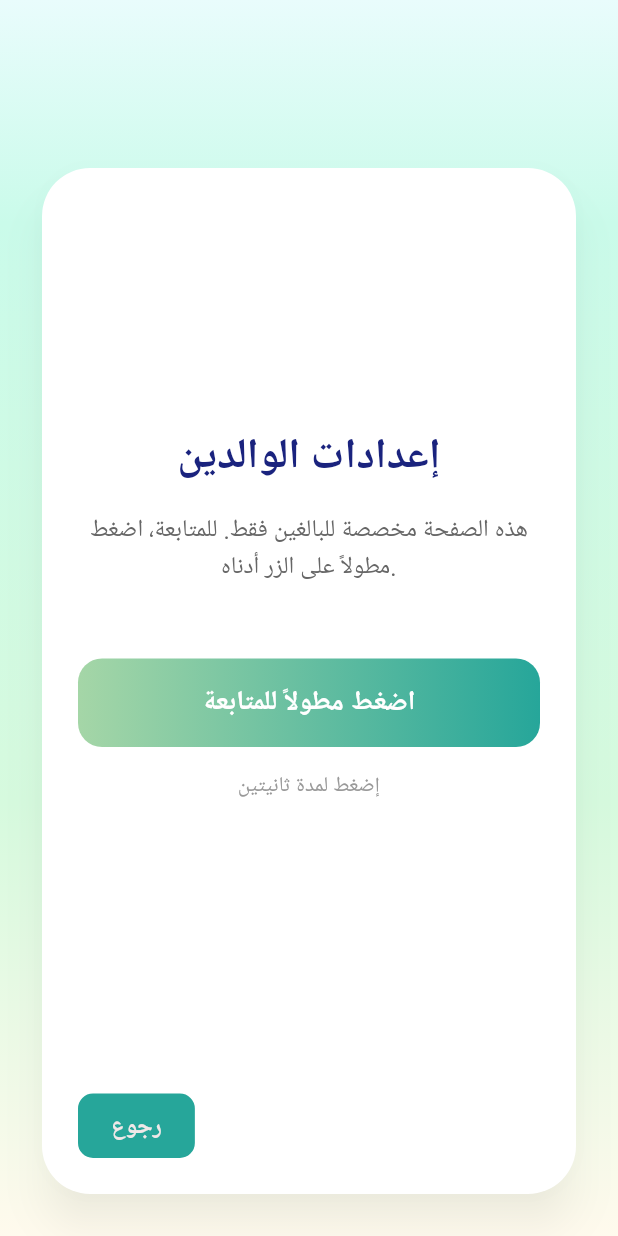
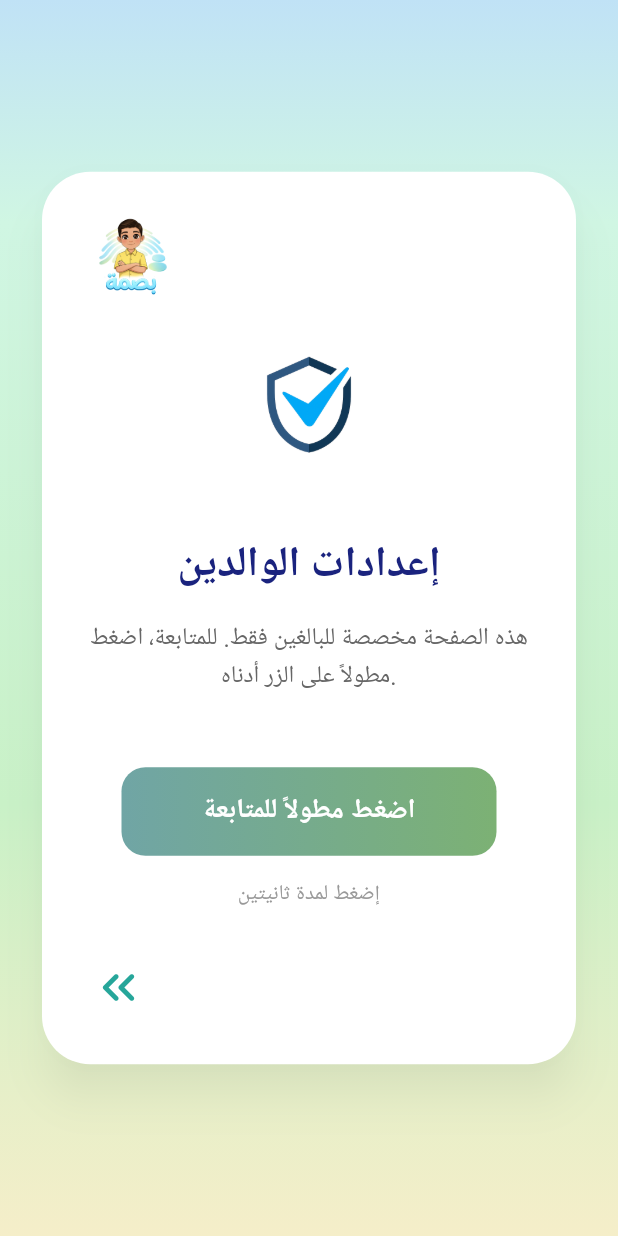
Before and after one commit to esraaaldamiry1996/bsma_aap, a Flutter app: the Security screen opened directly, on a phone screen of 412 x 824 dp. Run offline on Flutter 3.47's test engine with Material 3 defaults, Android fonts, the phone set to English and light mode, and no system bars.

Commit message:
App code is ready and updated

```diff
--- a/lib/security_screen.dart
+++ b/lib/security_screen.dart
@@ -10,14 +10,14 @@ class Security extends StatefulWidget {
 class SecurityState extends State<Security> {
   @override
   Widget build(BuildContext context) {
-    const backgroundGradient =  LinearGradient(
+    const backgroundGradient = LinearGradient(
       begin: Alignment.topCenter,
       end: Alignment.bottomCenter,
       colors: [
-        Color(0xFFE9FCFC),
-        Color(0xFFCAFBEA),
-        Color(0xFFD6FADE),
-        Color(0xFFFFFAED),
+        Color.fromARGB(255, 192, 226, 246),
+        Color.fromARGB(255, 208, 246, 227),
+        Color.fromARGB(255, 201, 241, 199),
+        Color.fromARGB(255, 245, 238, 201),
       ],
       stops: [0.0, 0.18, 0.65, 1.0],
     );
@@ -26,25 +26,10 @@ class SecurityState extends State<Security> {
       body: Container(
         decoration: const BoxDecoration(gradient: backgroundGradient),
         child: SafeArea(
-          child: Padding(
+
+          child: Center(
+            child: SingleChildScrollView(
               padding: const EdgeInsets.all(24.0),
-            child: Column(
-              crossAxisAlignment: CrossAxisAlignment.stretch,
-              children: [
-
-                Align(
-                  alignment: Alignment.topRight,
-                  child: Image.asset(
-                    'assets/images/app_logo.jpg',
-                    height: 60,
-                    fit: BoxFit.contain,
-                    errorBuilder: (context, error, stackTrace) =>
-                        const SizedBox(height: 60),
-                  ),
-                ),
-                const SizedBox(height: 24),
-
-                Expanded(
               child: Card(
                 elevation: 12,
                 shadowColor: Colors.black26,
@@ -55,20 +40,25 @@ class SecurityState extends State<Security> {
                 child: Padding(
                   padding: const EdgeInsets.all(24.0),
                   child: Column(
-
+                    mainAxisSize: MainAxisSize.min,
                     children: [
-
-                          Expanded(
-                            child: SingleChildScrollView(
-                              child: Column(
-                                children: [
+                      Align(
+                        alignment: Alignment.topLeft,
+                        child: Image.asset(
+                          'assets/images/app_long.jpg',
+                          height: 70,
+                          fit: BoxFit.contain,
+                          errorBuilder: (context, error, stackTrace) {
+                            return const Icon(Icons.error, color: Colors.red, size: 60);
+                          },
+                        ),
+                      ),
                       const SizedBox(height: 16),
                       Image.asset(
-                                    'assets/images/shield_icon.jpg',
+                        'assets/images/shiled_icon.jpg',
                         height: 100,
                         fit: BoxFit.contain,
-                                    errorBuilder:
-                                        (context, error, stackTrace) =>
+                        errorBuilder: (context, error, stackTrace) =>
                             const SizedBox(height: 100),
                       ),
                       const SizedBox(height: 32),
@@ -77,9 +67,7 @@ class SecurityState extends State<Security> {
                         style: TextStyle(
                           fontSize: 28,
                           fontWeight: FontWeight.bold,
-                                      color: Color(
-                                        0xFF1A237E,
-                                      ),
+                          color: Color(0xFF1A237E),
                         ),
                         textAlign: TextAlign.center,
                       ),
@@ -94,27 +82,24 @@ class SecurityState extends State<Security> {
                         textAlign: TextAlign.center,
                       ),
                       const SizedBox(height: 48),
-
                       GestureDetector(
                         onLongPress: () {
 
                         },
                         child: Container(
-                                      width: double.infinity,
+                          width: 250,
                           decoration: BoxDecoration(
                             gradient: const LinearGradient(
                               begin: Alignment.centerLeft,
                               end: Alignment.centerRight,
                               colors: [
-                                            Color(0xFFA5D6A7), // أزرق فاتح
-                                            Color(0xFF26A69A), // أخضر مائي
+                              Color(0xFF70A5A5),
+                              Color(0xFF7CB174)
                               ],
                             ),
                             borderRadius: BorderRadius.circular(16),
                           ),
-                                      padding: const EdgeInsets.symmetric(
-                                        vertical: 16,
-                                      ),
+                          padding: const EdgeInsets.symmetric(vertical: 16),
                           alignment: Alignment.center,
                           child: const Text(
                             'اضغط مطولاً للمتابعة',
@@ -134,59 +119,19 @@ class SecurityState extends State<Security> {
                           color: Color(0xFF999999),
                         ),
                       ),
-                                ],
-                              ),
-                            ),
-                          ),
+                      const SizedBox(height: 24),
+                    Align(
+                        alignment: Alignment.centerLeft,
 
+                        child: IconButton(
+                          onPressed: () {
+                            Navigator.pop(context);
+                          },
+                          icon: const Icon(
+                        Icons.keyboard_double_arrow_left_rounded,
+                            color: Color(0xFF26A69A),
 
-                          Align(
-                            alignment: Alignment
-                                .bottomLeft,
-                            child: GestureDetector(
-                              onTap: () {
-                                Navigator.pop(
-                                  context,
-                                );
-                              },
-                              child: Container(
-                                padding: const EdgeInsets.symmetric(
-                                  horizontal: 20,
-                                  vertical: 8,
-                                ),
-                                decoration: BoxDecoration(
-                                  color: const Color.fromARGB(
-                                    255,
-                                    38,
-                                    166,
-                                    154,
-                                  ),
-                                  borderRadius: BorderRadius.circular(
-                                    10,
-                                  ),
-                                  border: Border.all(
-                                    color: const Color.fromARGB(
-                                      255,
-                                      38,
-                                      166,
-                                      154,
-                                    ),
-                                    width: 2.0,
-                                  ),
-                                ),
-                                child: const Text(
-                                  'رجوع',
-                                  style: TextStyle(
-                                    fontSize: 16,
-                                    fontWeight: FontWeight.bold,
-                                    color: Color.fromARGB(
-                                      255,
-                                      240,
-                                      232,
-                                      232,
-                                    ),
-                                  ),
-                                ),
+                            size: 38,
                           ),
                         ),
                       ),
@@ -195,8 +140,6 @@ class SecurityState extends State<Security> {
                 ),
               ),
             ),
-              ],
-            ),
           ),
         ),
       ),
--- a/pubspec.yaml
+++ b/pubspec.yaml
@@ -58,9 +58,8 @@ flutter:
   uses-material-design: true
 
   assets:
-    - assets/images/logo.png
-    - assets/images/app_long.jpg
-    - assets/images/shiled_icon.jpg
+    - assets/images/
+
 
   # An image asset can refer to one or more resolution-specific "variants", see
   # https://flutter.dev/to/resolution-aware-images
```
Also changed, not shown: 3 other files. Lines whose indentation alone changed are shown as unchanged.
